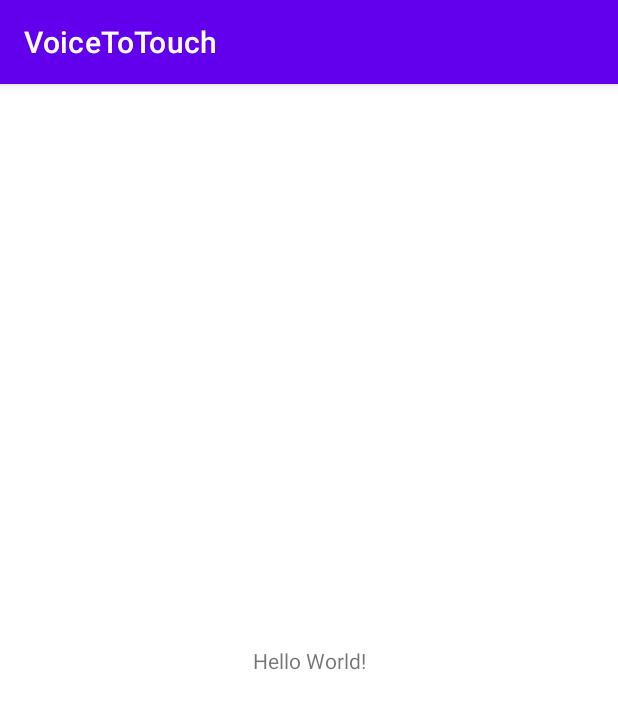
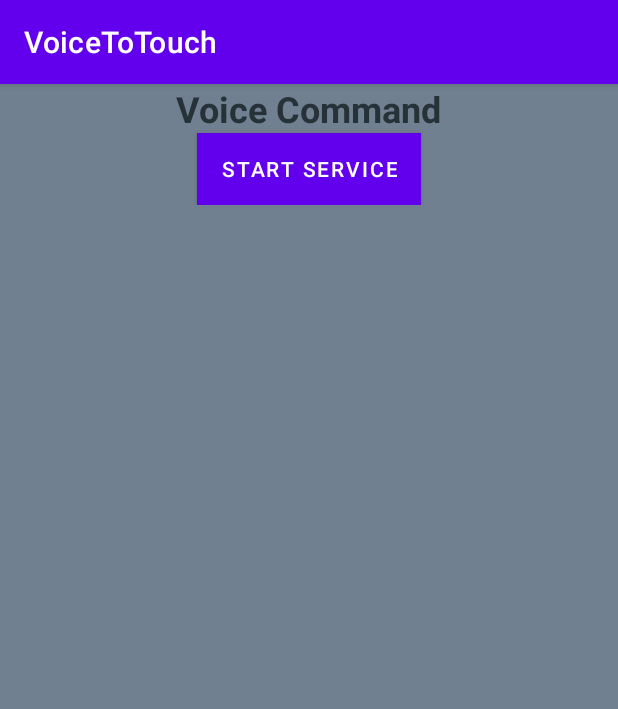
Before and after one commit to blizzard25/VoiceToTouch, an Android app: the screen it shows after launch (MainActivity), on a phone screen of 412 x 824 dp. Shown: the top 709 px of the screen. Run offline under Robolectric (Android 15) with nearby library versions, the phone set to English and light mode, and no system bars.

Commit message:
Add extremely basic UI and skeleton methods in MainActivity to start the input touch service and then hide the UI on touch

```diff
--- a/app/build.gradle
+++ b/app/build.gradle
@@ -31,9 +31,11 @@ android {
 dependencies {
 
     implementation 'androidx.appcompat:appcompat:1.6.0'
-    implementation 'com.google.android.material:material:1.7.0'
+    implementation 'com.google.android.material:material:1.8.0'
     implementation 'androidx.constraintlayout:constraintlayout:2.1.4'
     testImplementation 'junit:junit:4.13.2'
     androidTestImplementation 'androidx.test.ext:junit:1.1.5'
     androidTestImplementation 'androidx.test.espresso:espresso-core:3.5.1'
+    //implementation 'com.google.cloud:google-cloud-speech:0.89.0-beta'
+    //implementation 'com.google.auth:google-auth-library-oauth2-http:0.23.0'
 }
--- a/app/src/main/java/com/example/voicetotouch/MainActivity.java
+++ b/app/src/main/java/com/example/voicetotouch/MainActivity.java
@@ -3,12 +3,30 @@ package com.example.voicetotouch;
 import androidx.appcompat.app.AppCompatActivity;
 
 import android.os.Bundle;
+import android.view.View;
+import android.widget.Button;
 
 public class MainActivity extends AppCompatActivity {
+
+    private Button startServiceButton;
 
     @Override
     protected void onCreate(Bundle savedInstanceState) {
         super.onCreate(savedInstanceState);
         setContentView(R.layout.activity_main);
+        startServiceButton = findViewById(R.id.start_service_button);
+        startServiceButton.setOnClickListener(v -> {
+            startTouchInputService();
+            hideUserInterface();
+        });
+    }
+
+    private void startTouchInputService() {
+        //Intent intent = new Intent(this, TouchInputService.class);
+        //startService(intent);
+    }
+
+    private void hideUserInterface() {
+        startServiceButton.setVisibility(View.GONE);
     }
 }
--- a/app/src/main/res/layout/activity_main.xml
+++ b/app/src/main/res/layout/activity_main.xml
@@ -4,15 +4,40 @@
     xmlns:tools="http://schemas.android.com/tools"
     android:layout_width="match_parent"
     android:layout_height="match_parent"
+    android:background="#708090"
     tools:context=".MainActivity">
 
-    <TextView
-        android:layout_width="wrap_content"
+    <LinearLayout
+        android:layout_width="match_parent"
         android:layout_height="wrap_content"
-        android:text="Hello World!"
-        app:layout_constraintBottom_toBottomOf="parent"
-        app:layout_constraintEnd_toEndOf="parent"
-        app:layout_constraintStart_toStartOf="parent"
-        app:layout_constraintTop_toTopOf="parent" />
+        android:gravity="center"
+        android:orientation="vertical"
+        app:layout_constraintTop_toTopOf="parent">
+
+        <TextView
+            android:layout_width="wrap_content"
+            android:layout_height="wrap_content"
+            android:text="@string/voice_command"
+            android:textColor="#263238"
+            android:textSize="24sp"
+            android:textStyle="bold"
+            app:layout_constraintBottom_toTopOf="@+id/start_service_button"
+            app:layout_constraintEnd_toEndOf="parent"
+            app:layout_constraintStart_toStartOf="parent"
+            app:layout_constraintTop_toTopOf="parent" />
+
+        <Button
+            android:id="@+id/start_service_button"
+            android:layout_width="wrap_content"
+            android:layout_height="wrap_content"
+            android:background="#4169E1"
+            android:text="@string/start_service"
+            android:textColor="#FFFFFF"
+            app:layout_constraintBottom_toBottomOf="parent"
+            app:layout_constraintEnd_toEndOf="parent"
+            app:layout_constraintStart_toStartOf="parent"
+            app:layout_constraintTop_toBottomOf="@+id/textView" />
+
+    </LinearLayout>
 
 </androidx.constraintlayout.widget.ConstraintLayout>
--- a/app/src/main/res/values/strings.xml
+++ b/app/src/main/res/values/strings.xml
@@ -1,3 +1,5 @@
 <resources>
     <string name="app_name">VoiceToTouch</string>
+    <string name="voice_command">Voice Command</string>
+    <string name="start_service">Start Service</string>
 </resources>
```
